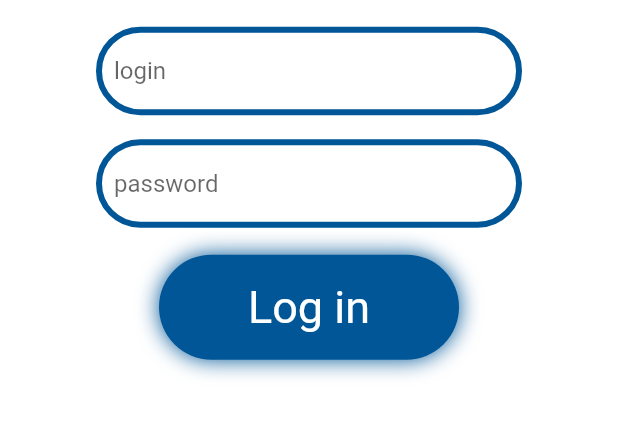
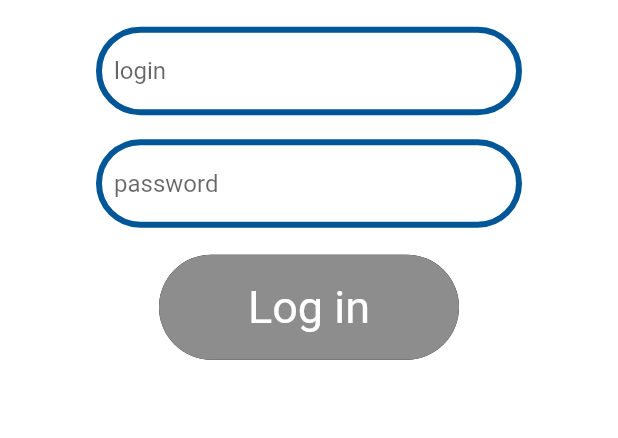
Before and after one commit to killerup12/novsu_mobile, a Flutter app: the screen it shows after launch, on a phone screen of 412 x 824 dp, the part 587-1025 px from its top. Run offline on Flutter 3.47's test engine with Material 2 defaults, Android fonts, the light colour scheme and no system bars; our stand-ins replace cookie_jar, dio, dio_cookie_manager, equatable, flutter_bloc, get_it and 1 more; accounts and stored records are empty.

Commit message:
Beta version login screen

```diff
--- a/lib/features/screens/login/login_screen.dart
+++ b/lib/features/screens/login/login_screen.dart
@@ -1,5 +1,3 @@
-import 'dart:ui';
-
 import 'package:flutter/material.dart';
 import 'package:flutter_bloc/flutter_bloc.dart';
 import 'package:novsu_mobile/features/screens/login/bloc/login_bloc.dart';
@@ -17,6 +15,7 @@ class _LoginScreenState extends State<LoginScreen> {
 
   final loginTextController = TextEditingController();
   final passwordTextController = TextEditingController();
+  final validationKey = GlobalKey<FormState>();
 
   late final LoginBloc bloc;
 
@@ -35,7 +34,10 @@ class _LoginScreenState extends State<LoginScreen> {
 
   @override
   Widget build(BuildContext context) {
-    return BlocBuilder<LoginBloc, LoginState>(
+    return BlocConsumer<LoginBloc, LoginState>(
+      listener: (context, state) {
+
+      },
         builder: (context, state) => GestureDetector(
           onTap: () => hideKeyboard(),
           child: Scaffold(
@@ -52,17 +54,29 @@ class _LoginScreenState extends State<LoginScreen> {
                     width: 300,
                     padding: const EdgeInsets.all(8.0),
                     child: TextField(
+                      onChanged: (value) {
+                        setState(() {
+
+                        });
+                      },
+                      autocorrect: false,
                       controller: loginTextController,
                       readOnly: checkIsWaitingResponse(state),
                       decoration: const InputDecoration(
-                        border: OutlineInputBorder(),
                         hintText: 'login',  //TODO i18n
-                    ),),
+                      ),
+                    ),
                   ),
                   Container(
                     width: 300,
                     padding: const EdgeInsets.all(8.0),
                     child: TextField(
+                      onChanged: (value) {
+                        setState(() {
+
+                        });
+                      },
+                      autocorrect: false,
                       controller: passwordTextController,
                       readOnly: checkIsWaitingResponse(state),
                       decoration: const InputDecoration(
@@ -71,32 +85,18 @@ class _LoginScreenState extends State<LoginScreen> {
                     ),
                   ),
                   const SizedBox(height: 10),
-                  state is WaitingResponseLoginState
-                  ? const CircularProgressIndicator()
-                  : GestureDetector(
+
+                  if (state is WaitingResponseLoginState)
+                    const Padding(
+                        padding: EdgeInsets.symmetric(vertical: 17),
+                        child: CircularProgressIndicator()
+                  )
+                  else  _LoginButton(
                     onTap: () => tryToLogIn(
-                        loginTextController.text,
-                        passwordTextController.text
+                      loginTextController.text,
+                      passwordTextController.text
                     ),
-                    child: Container(
-                      height: 70,
-                      width: 200,
-                      decoration: BoxDecoration(
-                        color: ThemeHelper.getAppTheme().colorLoginButton,
-                        borderRadius: const BorderRadius.all(Radius.circular(90)),
-                        boxShadow: [
-                          BoxShadow(
-                            color: ThemeHelper.getAppTheme().colorShadowForLoginButton,
-                            spreadRadius: 0.01,
-                            blurRadius: 12,
-                            offset: const Offset(0, 0),
-                          )
-                        ]
-                      ),
-                      child: Center(
-                        child: Text('Log in', style: ThemeHelper.getAppTheme().textStyleForLoginButton),
-                      ),
-                    ),
+                    isEnable: checkLoginButtonIsReady(),
                   )
                 ],
               )
@@ -110,7 +110,16 @@ class _LoginScreenState extends State<LoginScreen> {
     return (state is WaitingResponseLoginState);
   }
 
+  bool checkLoginButtonIsReady() {
+    if (loginTextController.text.isNotEmpty & passwordTextController.text.isNotEmpty) {
+      return true;
+    } else {
+      return false;
+    }
+  }
+
   tryToLogIn(String uid, String password) {
+    hideKeyboard();
     bloc.add(LoginToTheAccount(
         userName: loginTextController.text,
         password: passwordTextController.text
@@ -121,3 +130,56 @@ class _LoginScreenState extends State<LoginScreen> {
     FocusManager.instance.primaryFocus?.unfocus();
   }
 }
+
+class _LoginButton extends StatelessWidget {
+  final VoidCallback onTap;
+  final bool isEnable;
+
+  const _LoginButton({
+    Key? key,
+    required this.onTap,
+    required this.isEnable
+  }) : super(key: key);
+
+  @override
+  Widget build(BuildContext context) {
+    return InkWell(
+      onTap: isEnable ? onTap : () {},
+      child: Container(
+        height: 70,
+        width: 200,
+        decoration: BoxDecoration(
+            color: _getButtonStateColor(isEnable),
+            borderRadius: const BorderRadius.all(Radius.circular(90)),
+            boxShadow: [
+              isEnable == true ? BoxShadow(
+                color: ThemeHelper.getAppTheme().colorShadowForLoginButton,
+                spreadRadius: 0.01,
+                blurRadius: 12,
+                offset: const Offset(0, 0),
+              ) : const BoxShadow()
+            ]
+        ),
+        child: Center(
+          child: Text('Log in', style: ThemeHelper.getAppTheme().textStyleForLoginButton),
+        ),
+      ),
+    );
+  }
+
+  Color _getButtonStateColor(bool isEnable) {
+    if (isEnable) {
+      return ThemeHelper.getAppTheme().enableActionButton;
+    } else {
+      return ThemeHelper.getAppTheme().disableActionButton;
+    }
+  }
+
+  Color? _getShadowStateColor(bool isEnable) {
+    if (isEnable) {
+      return ThemeHelper.getAppTheme().enableActionButton;
+    } else {
+      return null;
+    }
+  }
+}
--- a/lib/features/theme/app_theme.dart
+++ b/lib/features/theme/app_theme.dart
@@ -3,7 +3,9 @@ import 'package:flutter/material.dart';
 abstract class AppTheme {
   ThemeData get theme;
 
-  Color get colorLoginButton;
+  Color get enableActionButton;
+
+  Color get disableActionButton;
 
   Color get colorShadowForLoginButton;
 
--- a/lib/features/theme/main_theme.dart
+++ b/lib/features/theme/main_theme.dart
@@ -74,15 +74,21 @@ class MainTheme implements AppTheme {
                 width: 4,
                 color: _colorDarkBlue
             ),
-            borderRadius: BorderRadius.all(Radius.circular(90.0)),
+            borderRadius: const BorderRadius.all(Radius.circular(90.0)),
           ),
           focusedBorder: OutlineInputBorder(
             borderSide: BorderSide(
               width: 4,
               color: _colorBlue
             ),
-            borderRadius: BorderRadius.all(Radius.circular(90.0)),
+            borderRadius: const BorderRadius.all(Radius.circular(90.0)),
           ),
+          errorBorder: OutlineInputBorder(
+
+          )
+        ),
+        progressIndicatorTheme: ProgressIndicatorThemeData(
+          color: _colorDarkBlue
         ),
         scaffoldBackgroundColor: _colorWhite,
         errorColor: _colorRed,
@@ -96,7 +102,10 @@ class MainTheme implements AppTheme {
   ThemeData get theme => _getThemeData();
 
   @override
-  Color get colorLoginButton => _colorDarkBlue;
+  Color get enableActionButton => _colorDarkBlue;
+
+  @override
+  Color get disableActionButton => _colorGray;
 
   @override
   Color get colorShadowForLoginButton => _colorDarkBlue;
```
